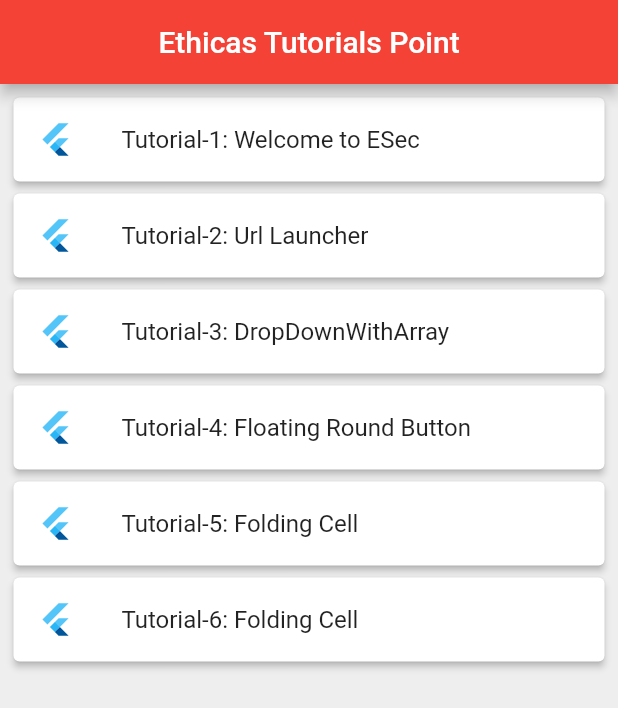
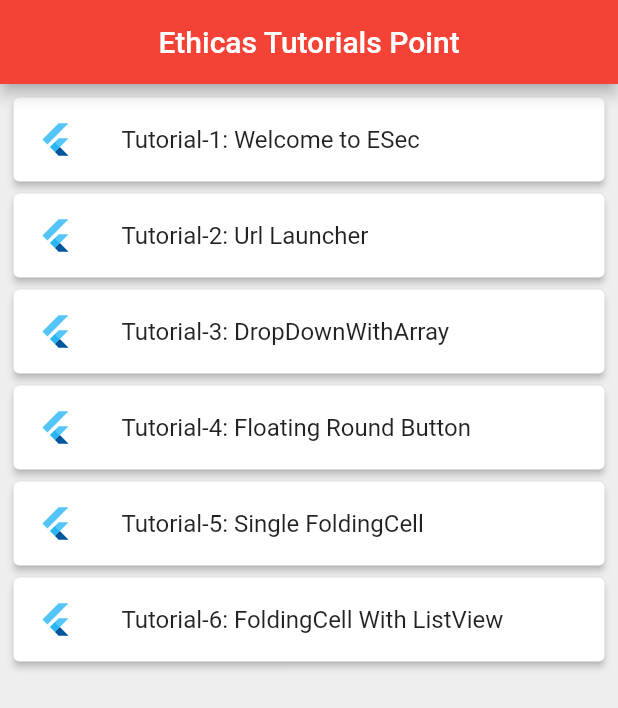
Before and after one commit to ethicasec/ESecTutorialsPoint, a Flutter app: the screen it shows after launch, on a phone screen of 412 x 824 dp. Shown: the top 708 px of the screen. Run offline on Flutter 3.47's test engine with Material 2 defaults, Android fonts, the phone set to English and light mode, and no system bars; missing offline and left inert: folding_cell.

Commit message:
FoldingCell

```diff
--- a/lib/ESecModel/esectutorialslist.dart
+++ b/lib/ESecModel/esectutorialslist.dart
@@ -21,9 +21,11 @@ class ESecTutorialRoutes extends StatelessWidget {
         page: "DropDownWithArray", pageTitle: "DropDownWithArray "),
     ESecTutorialsList(
         page: "FloatingRoundButton", pageTitle: "Floating Round Button"),
-    ESecTutorialsList(page: "FoldingCellSingle", pageTitle: "Folding Cell"),
     ESecTutorialsList(
-        page: "FoldingCellWithListView", pageTitle: "Folding Cell"),
+        page: "FoldingCellSingle", pageTitle: "Single FoldingCell"),
+    ESecTutorialsList(
+        page: "FoldingCellWithListView",
+        pageTitle: "FoldingCell With ListView"),
   ];
 
   void switchToTutePage(BuildContext context, String page, String title) {
--- a/pubspec.yaml
+++ b/pubspec.yaml
@@ -45,8 +45,9 @@ flutter:
   uses-material-design: true
 
   # To add assets to your application, add an assets section, like this:
-  # assets:
-  #   - images/a_dot_burr.jpeg
+  assets:
+    - assets/icons/
+    # - assets/images/
   #   - images/a_dot_ham.jpeg
 
   # An image asset can refer to one or more resolution-specific "variants", see
```
Also changed, not shown: lib/Tutorials/SimpleFoldingCell/foldingCellWithListView.dart (+23 -11 lines), assets/icons/ethicasec.png (added).
